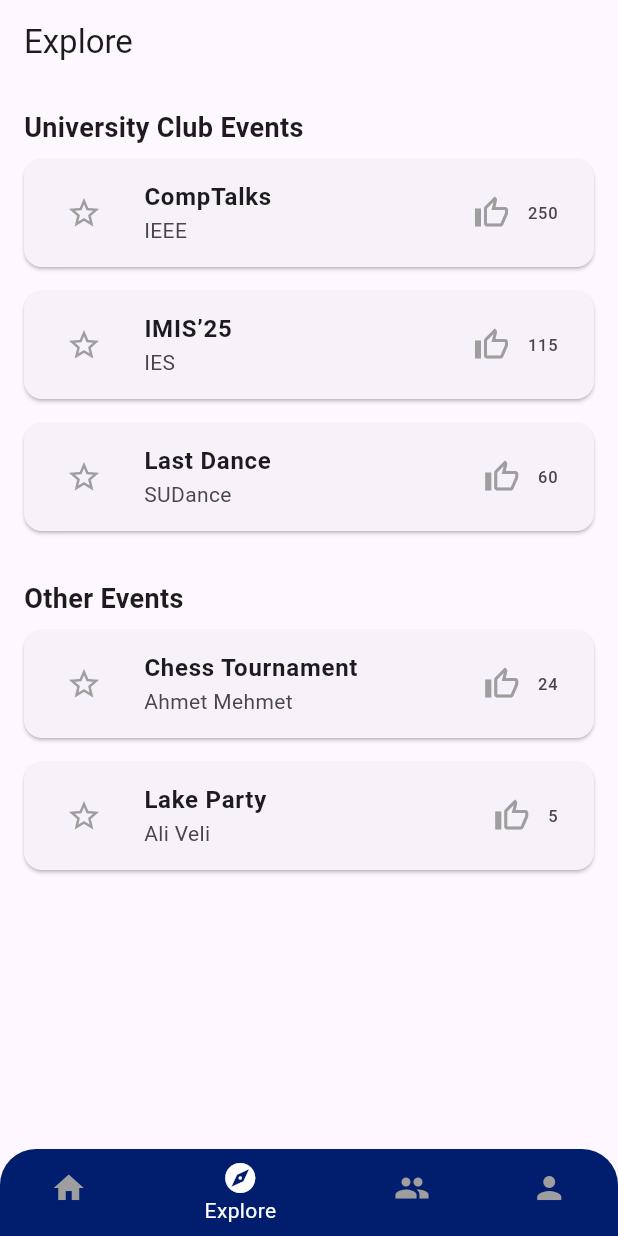
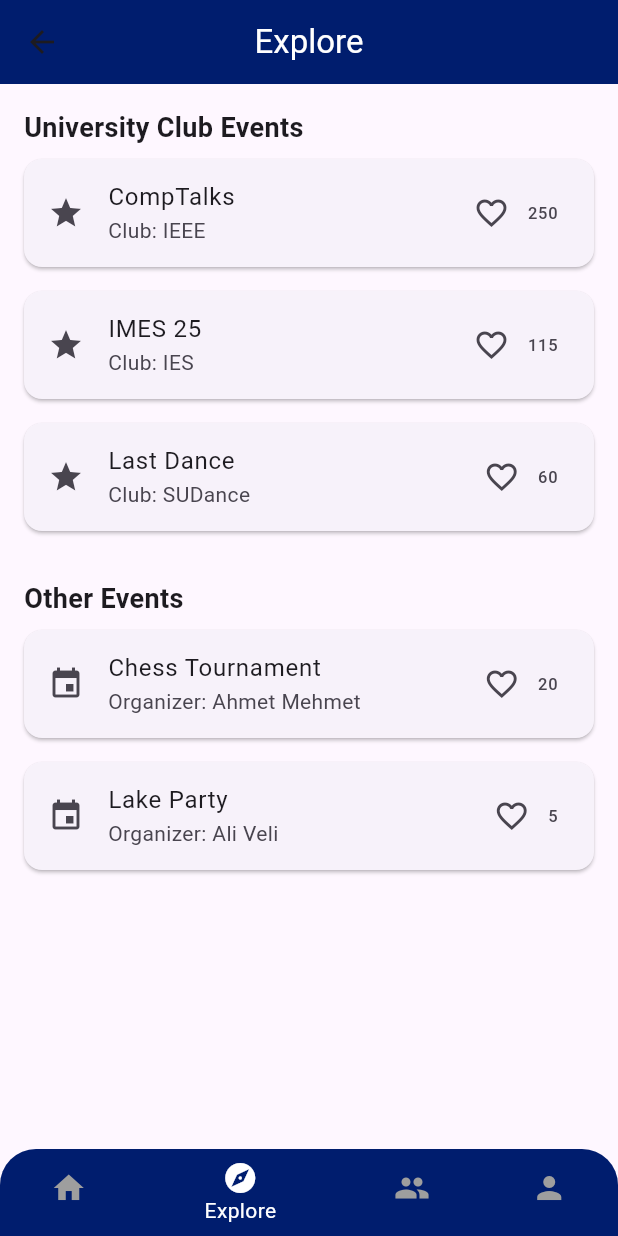
Before and after one commit to DenizGurleyen/SuEvent-310, a Flutter app: the ExplorePage screen opened by its route, on a phone screen of 412 x 824 dp. Run offline on Flutter 3.47's test engine with Material 3 defaults, Android fonts, the phone set to English and light mode, and no system bars; Roboto replaces fonts that are missing (Poppins).

```diff
--- a/lib/screens/explore_page.dart
+++ b/lib/screens/explore_page.dart
@@ -1,6 +1,6 @@
 import 'package:flutter/material.dart';
 import '../widgets/custom_bottom_nav.dart';
-import 'event_details_page.dart';
+import '../utils/app_colors.dart';
 
 class ExplorePage extends StatefulWidget {
   const ExplorePage({super.key});
@@ -11,27 +11,20 @@ class ExplorePage extends StatefulWidget {
 
 class _ExplorePageState extends State<ExplorePage> {
   final List<Map<String, dynamic>> universityEvents = [
-    {'title': 'CompTalks', 'club': 'IEEE', 'likes': 250, 'liked': false, 'favorited': false},
-    {'title': 'IMIS’25', 'club': 'IES', 'likes': 115, 'liked': false, 'favorited': false},
-    {'title': 'Last Dance', 'club': 'SUDance', 'likes': 60, 'liked': false, 'favorited': false},
+    {'title': 'CompTalks', 'club': 'IEEE', 'likes': 250, 'liked': false},
+    {'title': 'IMES 25', 'club': 'IES', 'likes': 115, 'liked': false},
+    {'title': 'Last Dance', 'club': 'SUDance', 'likes': 60, 'liked': false},
   ];
 
   final List<Map<String, dynamic>> otherEvents = [
-    {'title': 'Chess Tournament', 'organizer': 'Ahmet Mehmet', 'likes': 24, 'liked': false, 'favorited': false},
-    {'title': 'Lake Party', 'organizer': 'Ali Veli', 'likes': 5, 'liked': false, 'favorited': false},
+    {'title': 'Chess Tournament', 'organizer': 'Ahmet Mehmet', 'likes': 20, 'liked': false},
+    {'title': 'Lake Party', 'organizer': 'Ali Veli', 'likes': 5, 'liked': false},
   ];
 
   void toggleLike(List<Map<String, dynamic>> events, int index) {
     setState(() {
-      bool liked = events[index]['liked'];
-      events[index]['liked'] = !liked;
-      events[index]['likes'] += liked ? -1 : 1;
-    });
-  }
-
-  void toggleFavorite(List<Map<String, dynamic>> events, int index) {
-    setState(() {
-      events[index]['favorited'] = !events[index]['favorited'];
+      events[index]['liked'] = !(events[index]['liked'] as bool);
+      events[index]['likes'] += events[index]['liked'] ? 1 : -1;
     });
   }
 
@@ -39,8 +32,9 @@ class _ExplorePageState extends State<ExplorePage> {
   Widget build(BuildContext context) {
     return Scaffold(
       appBar: AppBar(
-        title: const Text("Explore"),
-        automaticallyImplyLeading: false,
+        backgroundColor: AppColors.primaryDark,
+        title: const Text("Explore", style: TextStyle(color: Colors.white)),
+        centerTitle: true,
       ),
       bottomNavigationBar: const CustomBottomNav(currentIndex: 1),
       body: Padding(
@@ -48,14 +42,16 @@ class _ExplorePageState extends State<ExplorePage> {
         child: ListView(
           children: [
             const Text("University Club Events", style: TextStyle(fontSize: 18, fontWeight: FontWeight.bold)),
-            ...List.generate(universityEvents.length, (index) {
-              return buildEventCard(universityEvents[index], true, index);
-            }),
+            ...List.generate(
+              universityEvents.length,
+                  (index) => buildEventCard(universityEvents[index], true, index),
+            ),
             const SizedBox(height: 24),
             const Text("Other Events", style: TextStyle(fontSize: 18, fontWeight: FontWeight.bold)),
-            ...List.generate(otherEvents.length, (index) {
-              return buildEventCard(otherEvents[index], false, index);
-            }),
+            ...List.generate(
+              otherEvents.length,
+                  (index) => buildEventCard(otherEvents[index], false, index),
+            ),
           ],
         ),
       ),
@@ -66,45 +62,22 @@ class _ExplorePageState extends State<ExplorePage> {
     return Card(
       margin: const EdgeInsets.symmetric(vertical: 8),
       child: ListTile(
-        leading: IconButton(
-          icon: Icon(
-            event['favorited'] ? Icons.star : Icons.star_border,
-            color: event['favorited'] ? Colors.amber : Colors.grey,
-          ),
-          onPressed: () {
-            if (isClubEvent) {
-              toggleFavorite(universityEvents, index);
-            } else {
-              toggleFavorite(otherEvents, index);
-            }
-          },
-        ),
-        title: Text(event['title'], style: const TextStyle(fontSize: 16, fontWeight: FontWeight.w600)),
-        subtitle: Text(isClubEvent ? event['club'] : event['organizer']),
+        leading: Icon(isClubEvent ? Icons.star : Icons.event),
+        title: Text(event['title']),
+        subtitle: Text(isClubEvent ? 'Club: ${event['club']}' : 'Organizer: ${event['organizer']}'),
         trailing: Row(
           mainAxisSize: MainAxisSize.min,
           children: [
             IconButton(
-              icon: Icon(
-                event['liked'] ? Icons.thumb_up : Icons.thumb_up_outlined,
-                color: event['liked'] ? Colors.blue : Colors.grey,
-              ),
-              onPressed: () {
-                if (isClubEvent) {
-                  toggleLike(universityEvents, index);
-                } else {
-                  toggleLike(otherEvents, index);
-                }
-              },
+              icon: Icon(event['liked'] ? Icons.favorite : Icons.favorite_border),
+              color: event['liked'] ? Colors.red : null,
+              onPressed: () => toggleLike(isClubEvent ? universityEvents : otherEvents, index),
             ),
             Text(event['likes'].toString()),
           ],
         ),
         onTap: () {
-          Navigator.push(
-            context,
-            MaterialPageRoute(builder: (context) => const EventDetailsPage()),
-          );
+          Navigator.pushNamed(context, '/eventDetails');
         },
       ),
     );
```
Also changed, not shown: lib/screens/event_details_page.dart (+8 -12 lines).
